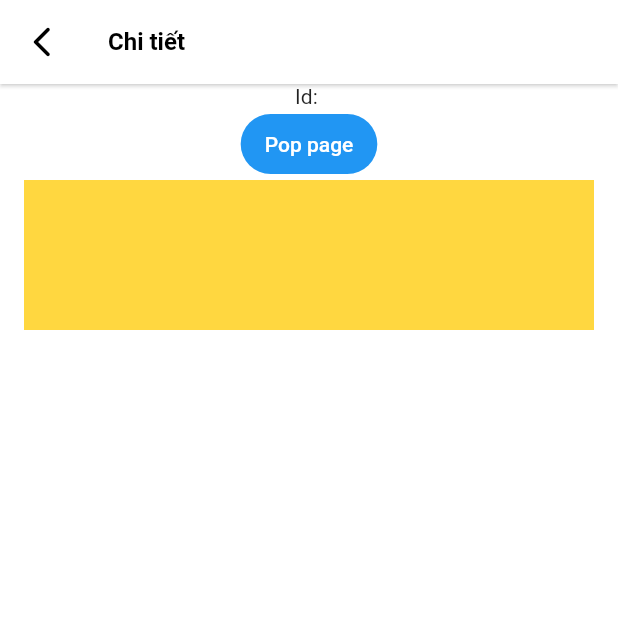
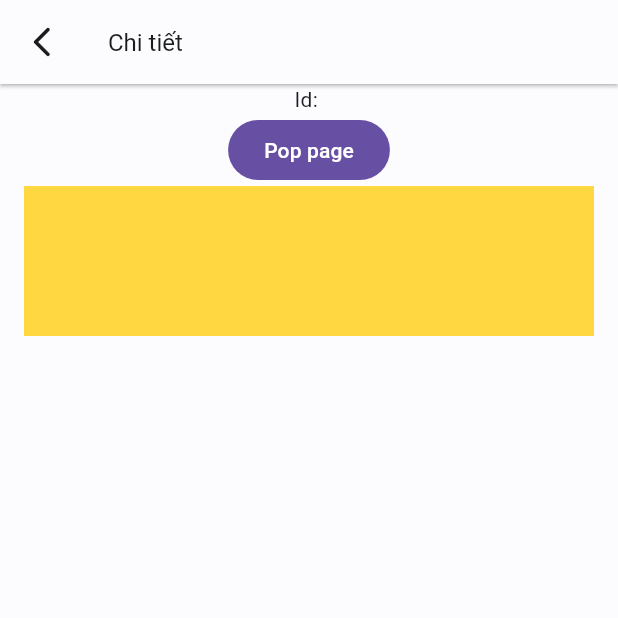
Before and after one commit to CK1412/flutter-template, a Flutter app: the DetailsPage screen opened directly with empty values, on a phone screen of 412 x 824 dp, the top half of it. Run offline on Flutter 3.47's test engine with Material 2 defaults, Android fonts, the phone set to English and light mode, and no system bars; our stand-ins replace bloc_concurrency, equatable, flutter_bloc, flutter_secure_storage, fluttertoast and 7 more; accounts and stored records are empty; generated files the repository leaves out were written again; project files that could hold a hidden picture were left out.

Commit message:
fix hardcode

```diff
--- a/lib/app.dart
+++ b/lib/app.dart
@@ -7,7 +7,7 @@
 import 'app/navigation/app_router.dart';
 import 'l10n/generated/l10n.dart';
 import 'presentation/common_widgets/scrolling/clamping_scroll_behavior.dart';
-import 'shared/constants/resources/app_themes.dart';
+import 'shared/resources/resources.dart';
 
 class App extends StatelessWidget {
   const App({super.key});
--- a/lib/data/session/session_manager.dart
+++ b/lib/data/session/session_manager.dart
@@ -3,9 +3,9 @@
 
 import 'package:flutter_secure_storage/flutter_secure_storage.dart';
 import 'package:fluttertoast/fluttertoast.dart';
+import 'package:quiver/strings.dart';
 
 import '../../domain/entities/auth/user_info_entity.dart';
-import '../../shared/extensions/string_extension.dart';
 import '../../shared/logger/logger.dart';
 
 const String _keyLanguageCode = 'key_language_code';
@@ -47,7 +47,7 @@
       key: _keyUserInfo,
     );
 
-    if (userInfoDataString.isNotNullAndNotEmpty) {
+    if (isNotEmpty(userInfoDataString)) {
       try {
         final UserInfoEntity lastUserInfo = UserInfoEntity.fromJson(
           jsonDecode(userInfoDataString!),
--- a/lib/presentation/common_widgets/app_bar/common_app_bar.dart
+++ b/lib/presentation/common_widgets/app_bar/common_app_bar.dart
@@ -2,6 +2,7 @@
 
 import '../../../app/navigation/app_navigator.dart';
 import '../../../gen/assets.gen.dart';
+import '../../../shared/resources/resources.dart';
 
 class CommonAppBar extends StatelessWidget implements PreferredSizeWidget {
   const CommonAppBar({
@@ -9,7 +10,7 @@
     this.toolbarHeight,
     this.leading,
     this.leadingIcon = AppBarLeadingIcon.back,
-    this.onLeadingTapped,
+    this.onLeadingTap,
     this.backgroundColor,
     this.foregroundColor,
     this.shadowColor,
@@ -21,7 +22,7 @@
     this.centerTitle,
     this.titleWidget,
     this.titleType = AppBarTitle.text,
-    this.onTitleTapped,
+    this.onTitleTap,
     this.title,
     this.titleLogo,
     this.titleStyle,
@@ -43,7 +44,7 @@
 
   final Widget? leading;
   final AppBarLeadingIcon leadingIcon;
-  final VoidCallback? onLeadingTapped;
+  final VoidCallback? onLeadingTap;
   final double? leadingWidth;
 
   final PreferredSizeWidget? bottom;
@@ -53,7 +54,7 @@
   final Widget? titleWidget;
   final bool? centerTitle;
   final AppBarTitle titleType;
-  final VoidCallback? onTitleTapped;
+  final VoidCallback? onTitleTap;
   final String? title;
   final Widget? titleLogo;
   final TextStyle? titleStyle;
@@ -65,13 +66,13 @@
   Widget build(BuildContext context) {
     return AppBar(
       leading: _buildLeading(),
-      backgroundColor: backgroundColor ?? Colors.white,
-      surfaceTintColor: surfaceTintColor ?? Colors.white,
-      foregroundColor: foregroundColor ?? Colors.black,
+      backgroundColor: backgroundColor ?? context.colors.background,
+      surfaceTintColor: surfaceTintColor ?? context.colors.background,
+      foregroundColor: foregroundColor ?? context.colors.onBackground,
       bottom: bottom,
       elevation: elevation,
       scrolledUnderElevation: scrolledUnderElevation,
-      shadowColor: shadowColor ?? Colors.grey.shade100,
+      shadowColor: shadowColor ?? context.colors.shadow,
       actions: actions,
       centerTitle: centerTitle,
       title: _buildTitle(),
@@ -98,7 +99,7 @@
     }
 
     return GestureDetector(
-      onTap: onLeadingTapped ?? () => AppNavigator.pop(),
+      onTap: onLeadingTap ?? () => AppNavigator.pop(),
       child: icon,
     );
   }
@@ -112,13 +113,10 @@
       AppBarTitle.text => Text(
           title ?? '',
           style: titleStyle ??
-              TextStyle(
-                color: foregroundColor,
-                fontSize: 16,
-                fontWeight: FontWeight.w600,
-              ),
+              AppTextStyles.robotoRegular16.copyWith(color: foregroundColor),
         ),
-      AppBarTitle.logo => titleLogo ?? Assets.icons.icFlutter.image(height: 24),
+      AppBarTitle.logo =>
+        titleLogo ?? Assets.icons.icFlutter.image(height: AppDimens.spacing24),
       AppBarTitle.none => null,
     };
 
@@ -127,7 +125,7 @@
     }
 
     return GestureDetector(
-      onTap: onTitleTapped,
+      onTap: onTitleTap,
       behavior: HitTestBehavior.opaque,
       child: appBarTitle,
     );
--- a/lib/presentation/common_widgets/base/common_scaffold.dart
+++ b/lib/presentation/common_widgets/base/common_scaffold.dart
@@ -1,5 +1,6 @@
 import 'package:flutter/material.dart';
 
+import '../../../shared/resources/resources.dart';
 import '../../../shared/utils/platform_utils.dart';
 import '../../../shared/utils/view_utils.dart';
 
@@ -54,7 +55,7 @@
 
   Widget _buildScaffold(BuildContext context) {
     return Scaffold(
-      backgroundColor: backgroundColor ?? Colors.white,
+      backgroundColor: backgroundColor ?? context.colors.background,
       appBar: appBar,
       body: body,
       drawer: drawer,
--- a/lib/presentation/pages/details/details_page.dart
+++ b/lib/presentation/pages/details/details_page.dart
@@ -3,6 +3,7 @@
 
 import '../../../app/navigation/app_navigator.dart';
 import '../../../l10n/generated/l10n.dart';
+import '../../../shared/resources/resources.dart';
 import '../../common_widgets/app_bar/common_app_bar.dart';
 import '../../common_widgets/base/common_scaffold.dart';
 
@@ -31,10 +32,10 @@
             Container(
               width: double.maxFinite,
               color: Colors.amberAccent,
-              height: 100,
-              margin: const EdgeInsets.symmetric(horizontal: 16),
+              height: AppDimens.spacing100,
+              margin: const EdgeInsets.symmetric(horizontal: AppInsets.inset16),
             ),
-            const Gap(1000),
+            const Gap(AppDimens.spacing1000),
           ],
         ),
       ),
--- a/lib/presentation/pages/home/widget/home_tab_view_two.dart
+++ b/lib/presentation/pages/home/widget/home_tab_view_two.dart
@@ -4,6 +4,7 @@
 import '../../../../app/navigation/app_navigator.dart';
 import '../../../../app/navigation/app_routes.dart';
 import '../../../../app/navigation/route_params.dart';
+import '../../../../shared/resources/resources.dart';
 import '../bloc/home_bloc.dart';
 
 class HomeTabViewTwo extends StatefulWidget {
@@ -31,7 +32,7 @@
             );
           },
         ),
-        const SizedBox(height: 20),
+        const SizedBox(height: AppDimens.spacing20),
         FilledButton(
           onPressed: () {
             AppNavigator.goRoute(
--- a/lib/shared/extensions/string_extension.dart
+++ b/lib/shared/extensions/string_extension.dart
@@ -1,5 +1 @@
-extension StringNullExtension on String? {
-  bool get isNullOrEmpty => this == null || this!.isEmpty;
-
-  bool get isNotNullAndNotEmpty => this != null && this!.isNotEmpty;
-}
+extension StringNullExtension on String? {}
```
Also changed, not shown: lib/presentation/common_widgets/error_page.dart (+8 -1 lines).
